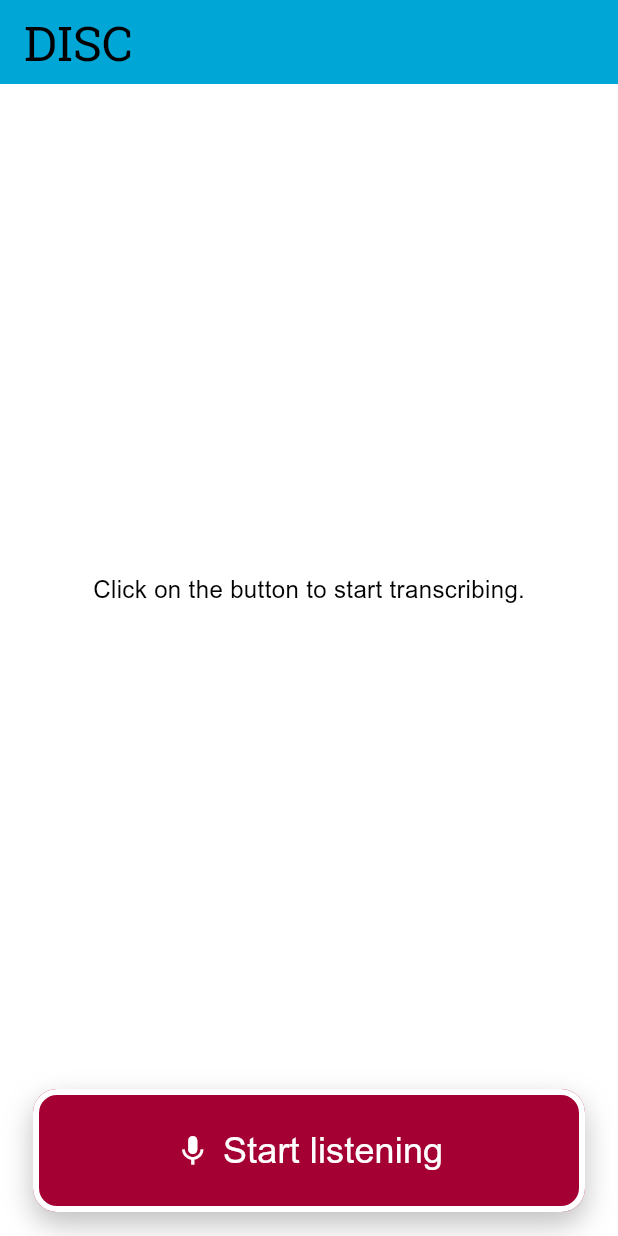
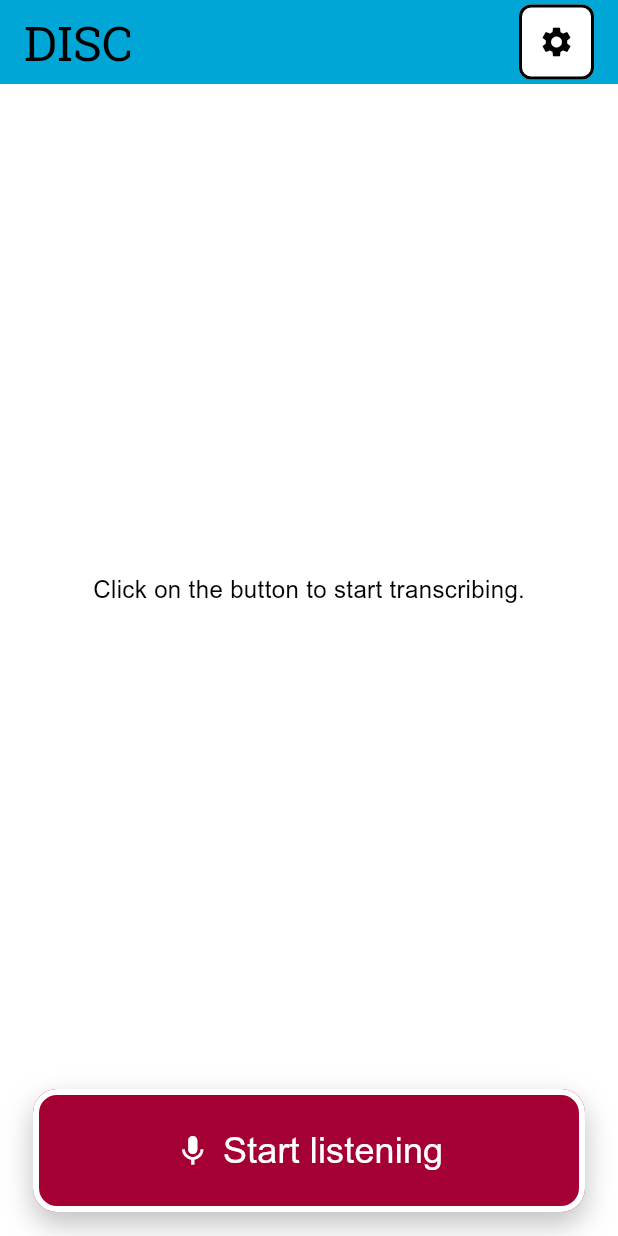
Before and after one commit to TU-Delft-Speech-Group/2026SoftwareProjectASRApplication, a Flutter app: the screen it shows after launch, on a phone screen of 412 x 824 dp. Run offline on Flutter 3.47's test engine with Material 3 defaults, Android fonts, the phone set to English and light mode, and no system bars; our stand-ins replace clock; missing offline and left inert: fftea, flutter_onnxruntime, record; generated files the repository leaves out were written again.

Commit message:
Add settings page

```diff
--- a/lib/l10n/arb/app_nl.arb
+++ b/lib/l10n/arb/app_nl.arb
@@ -6,5 +6,8 @@
   "home__recordingPermission": "Geef toegang tot uw microfoon om gebruik te maken van deze applicatie.",
   "home__startRecording": "Begin met luisteren",
   "home__stopRecording": "Stop met luisteren",
-  "home__emptyFallback": "Klik op de knop om te beginnen."
+  "home__emptyFallback": "Klik op de knop om te beginnen.",
+  "settings__title": "Instellingen",
+  "settings__save": "Opslaan",
+  "settings__back": "Terug"
 }
--- a/lib/ui/core/widgets/app_bar.dart
+++ b/lib/ui/core/widgets/app_bar.dart
@@ -4,12 +4,15 @@ import '../theme.dart';
 
 class CustomAppBar extends StatelessWidget implements PreferredSizeWidget {
   const CustomAppBar({super.key, required this.title, this.actions});
+
   final String title;
   final List<Widget>? actions;
 
   @override
   Widget build(BuildContext context) {
     return AppBar(
+      automaticallyImplyLeading: false,
+      clipBehavior: Clip.none,
       title: Text(
         title,
         style: TextStyle(
--- a/lib/ui/home/widgets/home_page.dart
+++ b/lib/ui/home/widgets/home_page.dart
@@ -1,12 +1,14 @@
 import 'package:asr_application/ui/core/theme.dart';
 import 'package:asr_application/ui/core/widgets/fixed_width_container.dart';
 import 'package:asr_application/ui/home/widgets/transcriptions_list.dart';
+import 'package:asr_application/ui/settings/widgets/settings_page.dart';
 import 'package:flutter/material.dart';
 
 import '../../../l10n/l10n.dart';
 import '../../core/widgets/app_bar.dart';
 import '../view_models/home_viewmodel.dart';
 import 'recording_button.dart';
+import 'settings_button.dart';
 
 class HomePage extends StatelessWidget {
   const HomePage({super.key, required this.viewModel});
@@ -17,7 +19,18 @@ class HomePage extends StatelessWidget {
   Widget build(BuildContext context) {
     return Scaffold(
       backgroundColor: context.colors.background,
-      appBar: CustomAppBar(title: context.l10n.home__title),
+      appBar: CustomAppBar(
+        title: context.l10n.home__title,
+        actions: [
+          SettingsButton(
+            onPressed: () {
+              Navigator.of(
+                context,
+              ).push(MaterialPageRoute(builder: (_) => const SettingsPage()));
+            },
+          ),
+        ],
+      ),
 
       body: FixedWidthContainer(
         children: [
--- /dev/null
+++ b/lib/ui/home/widgets/settings_button.dart
@@ -0,0 +1,33 @@
+import 'package:flutter/material.dart';
+
+import '../../../l10n/l10n.dart';
+import '../../core/theme.dart';
+
+class SettingsButton extends StatelessWidget {
+  const SettingsButton({super.key, required this.onPressed});
+
+  final VoidCallback onPressed;
+
+  @override
+  Widget build(BuildContext context) {
+    return Padding(
+      padding: const EdgeInsets.only(right: 16),
+      child: SizedBox.square(
+        dimension: 50,
+        child: Material(
+          color: context.colors.white,
+          shape: RoundedRectangleBorder(
+            borderRadius: BorderRadius.circular(8),
+            side: BorderSide(color: context.colors.black, width: 2),
+          ),
+          child: IconButton(
+            tooltip: context.l10n.settings__title,
+            onPressed: onPressed,
+            padding: EdgeInsets.zero,
+            icon: Icon(Icons.settings, color: context.colors.black, size: 24),
+          ),
+        ),
+      ),
+    );
+  }
+}
```
Also changed, not shown: lib/l10n/arb/app_en.arb (+15 -0 lines), lib/ui/settings/widgets/settings_back_button.dart (added, +33 -0 lines), lib/ui/settings/widgets/settings_page.dart (added, +35 -0 lines), lib/ui/settings/widgets/settings_save_button.dart (added, +34 -0 lines), 2 other files.
